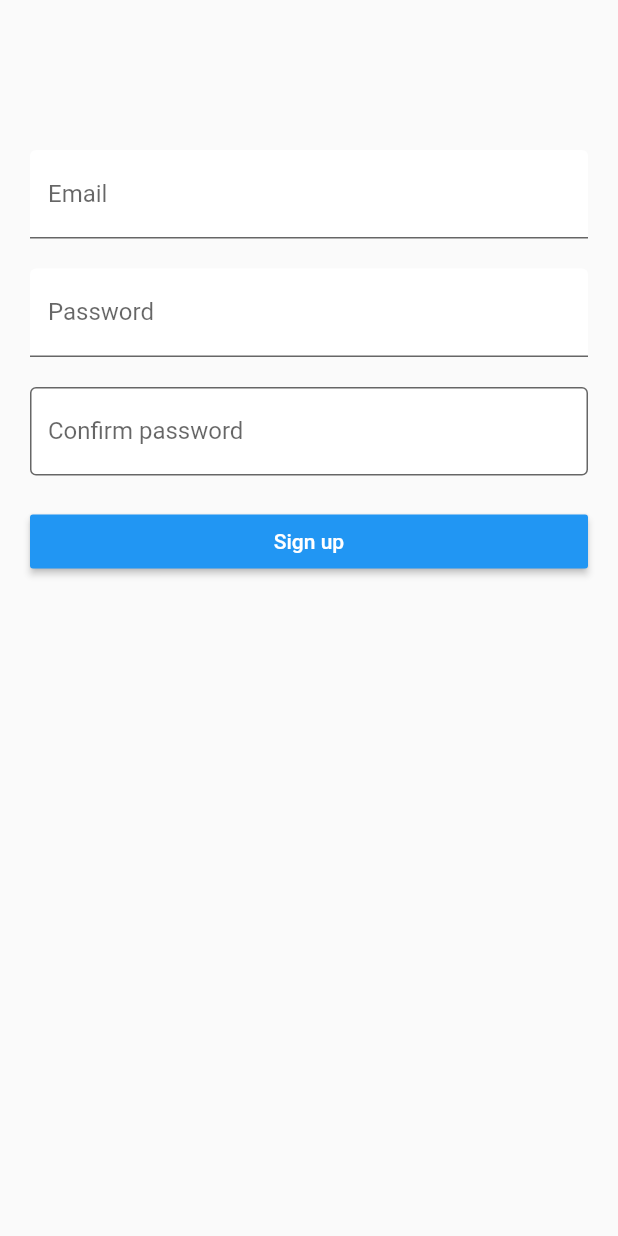
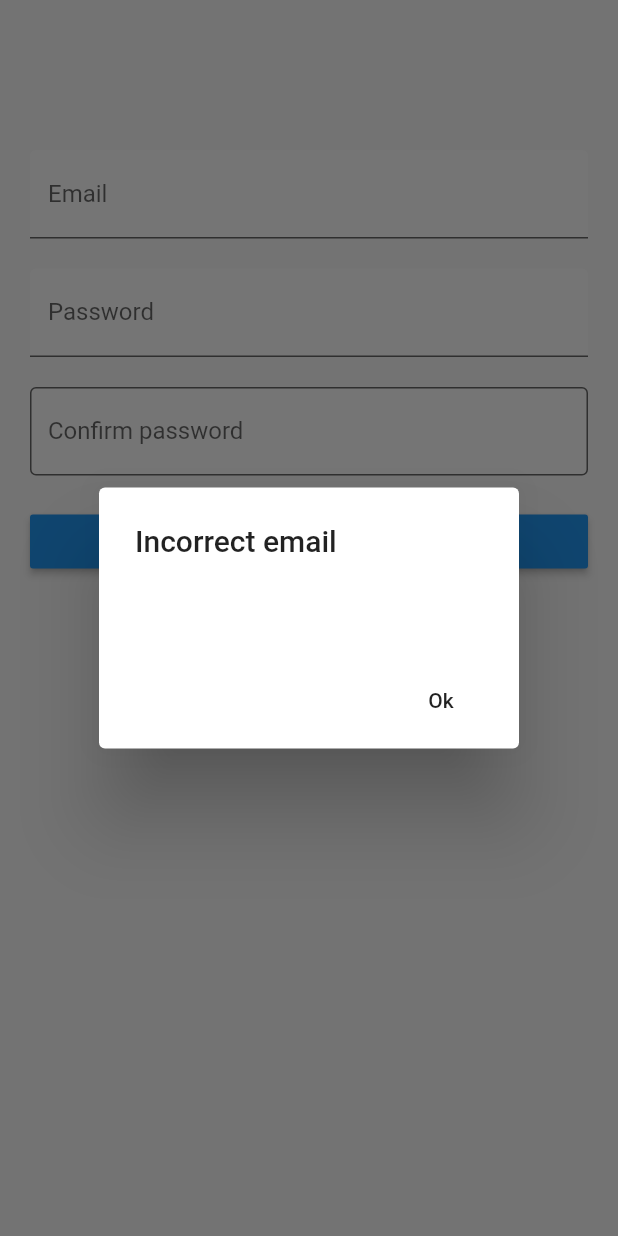
Before and after one commit to Mgrabowski147/MarkdownNotesFlutter, a Flutter app: the SignUpPage screen opened directly, after a tap on "Sign up", on a phone screen of 412 x 824 dp. Run offline on Flutter 3.47's test engine with Material 2 defaults, Android fonts, the phone set to English and light mode, and no system bars; our stand-ins replace cloud_firestore, firebase_auth, flutter_markdown, google_sign_in; accounts and stored records are empty.

Commit message:
add dialogs on incorrect login/password

```diff
--- a/lib/signUpPage.dart
+++ b/lib/signUpPage.dart
@@ -130,20 +130,29 @@ class _SignUpPageState extends State<SignUpPage> {
 
 
 
-  void _onPressedSignUpButton() {
+  void _onPressedSignUpButton() async {
     if(validateEmail(_emailController.text) != null)
     {
-      //TODO: handle incorrect email
+      _showError("Incorrect email");
       return;
     }
     if(!_passwordsEqual || _passwordConfirmController.text == null)
     {
-      //TODO: handle incorrect passwords
+      _showError("Passwords must be the same");
       return;
     }
-    createUserWithEmailAndPassword(_emailController.text, _passwordConfirmController.text);
+    try{
+      await createUserWithEmailAndPassword(_emailController.text, _passwordConfirmController.text);
+    }
+    on PlatformException
+    {
+      _showError("Password should be stronger");
+      return;
+    }
     Navigator.pop(context);
   }
+
+
 
   String validateEmail(String value) {
     String pattern =
@@ -166,4 +175,32 @@ class _SignUpPageState extends State<SignUpPage> {
         .createUserWithEmailAndPassword(email: email, password: password);
     return user.uid;
   }
+
+  void _showError(String title, {String msg = ""})
+  {
+    showDialog<void>(
+      context: context,
+      barrierDismissible: false, // user must tap button!
+      builder: (BuildContext context) {
+        return AlertDialog(
+          title: Text(title),
+          content: SingleChildScrollView(
+            child: ListBody(
+              children: <Widget>[
+                Text(msg),
+              ],
+            ),
+          ),
+          actions: <Widget>[
+            FlatButton(
+              child: Text('Ok'),
+              onPressed: () {
+                Navigator.of(context).pop();
+              },
+            ),
+          ],
+        );
+      },
+    );
+  }
 }
```
Also changed, not shown: lib/loginPage.dart (+37 -7 lines).
